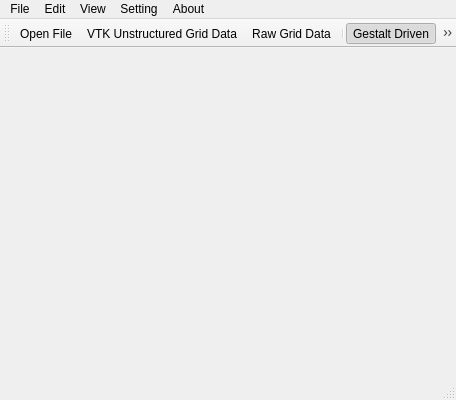
Above: ScatterPointGlyph/scatter_point_glyph.ui from Edgar324/ScatterPointGlyph before the change. Below: the same form after it.
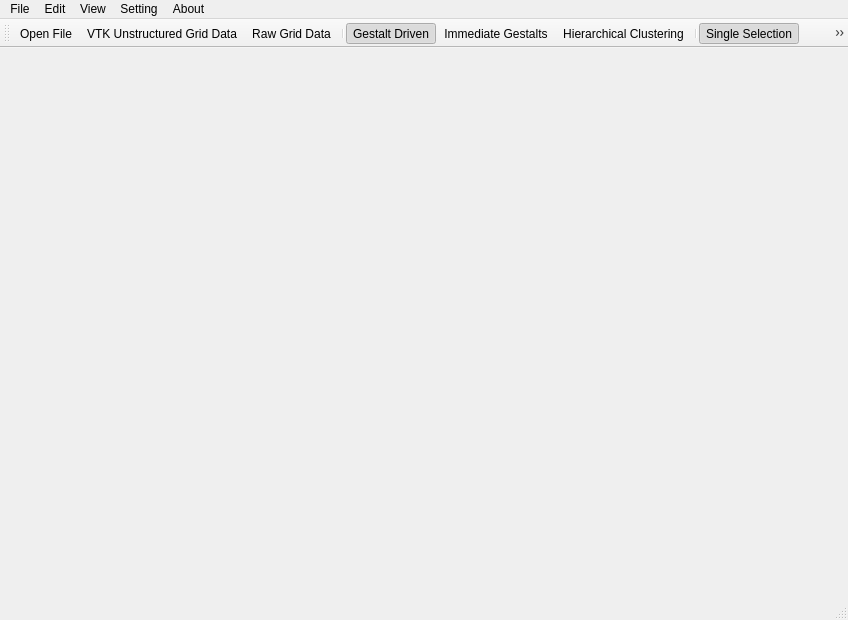
That is the form after the change. Icons and pictures are not drawn.

```diff
--- a/ScatterPointGlyph/scatter_point_glyph.ui
+++ b/ScatterPointGlyph/scatter_point_glyph.ui
@@ -6,8 +6,8 @@
    <rect>
     <x>0</x>
     <y>0</y>
-    <width>456</width>
-    <height>400</height>
+    <width>848</width>
+    <height>620</height>
    </rect>
   </property>
   <property name="windowTitle">
@@ -19,7 +19,7 @@
     <rect>
      <x>0</x>
      <y>0</y>
-     <width>456</width>
+     <width>848</width>
      <height>23</height>
     </rect>
    </property>
@@ -85,6 +85,11 @@
    <addaction name="actionImmediate_Gestalts"/>
    <addaction name="action_hierarchical_clustering"/>
    <addaction name="separator"/>
+   <addaction name="actionSingle_Selection"/>
+   <addaction name="actionSequence_Selection"/>
+   <addaction name="separator"/>
+   <addaction name="actionBrush_Cluster"/>
+   <addaction name="separator"/>
    <addaction name="actionExec"/>
   </widget>
   <widget class="QStatusBar" name="statusBar"/>
@@ -177,6 +182,45 @@
     <string>Immediate Gestalts</string>
    </property>
   </action>
+  <action name="actionSingle_Selection">
+   <property name="checkable">
+    <bool>true</bool>
+   </property>
+   <property name="checked">
+    <bool>true</bool>
+   </property>
+   <property name="icon">
+    <iconset resource="scatter_point_glyph.qrc">
+     <normaloff>:/ScatterPointGlyph/images/pick.png</normaloff>:/ScatterPointGlyph/images/pick.png</iconset>
+   </property>
+   <property name="text">
+    <string>Single Selection</string>
+   </property>
+  </action>
+  <action name="actionSequence_Selection">
+   <property name="checkable">
+    <bool>true</bool>
+   </property>
+   <property name="icon">
+    <iconset resource="scatter_point_glyph.qrc">
+     <normaloff>:/ScatterPointGlyph/images/sequence.png</normaloff>:/ScatterPointGlyph/images/sequence.png</iconset>
+   </property>
+   <property name="text">
+    <string>Sequence Selection</string>
+   </property>
+  </action>
+  <action name="actionBrush_Cluster">
+   <property name="checkable">
+    <bool>true</bool>
+   </property>
+   <property name="icon">
+    <iconset resource="scatter_point_glyph.qrc">
+     <normaloff>:/ScatterPointGlyph/images/painter.png</normaloff>:/ScatterPointGlyph/images/painter.png</iconset>
+   </property>
+   <property name="text">
+    <string>Brush Cluster</string>
+   </property>
+  </action>
  </widget>
  <layoutdefault spacing="6" margin="11"/>
  <resources>
```
